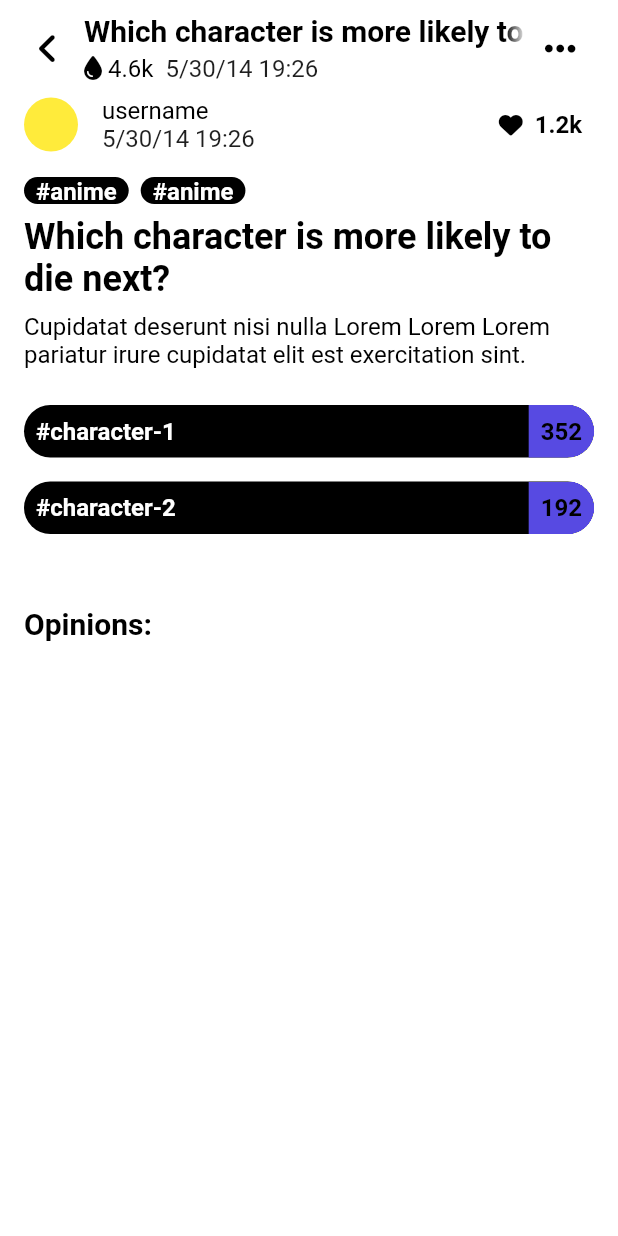
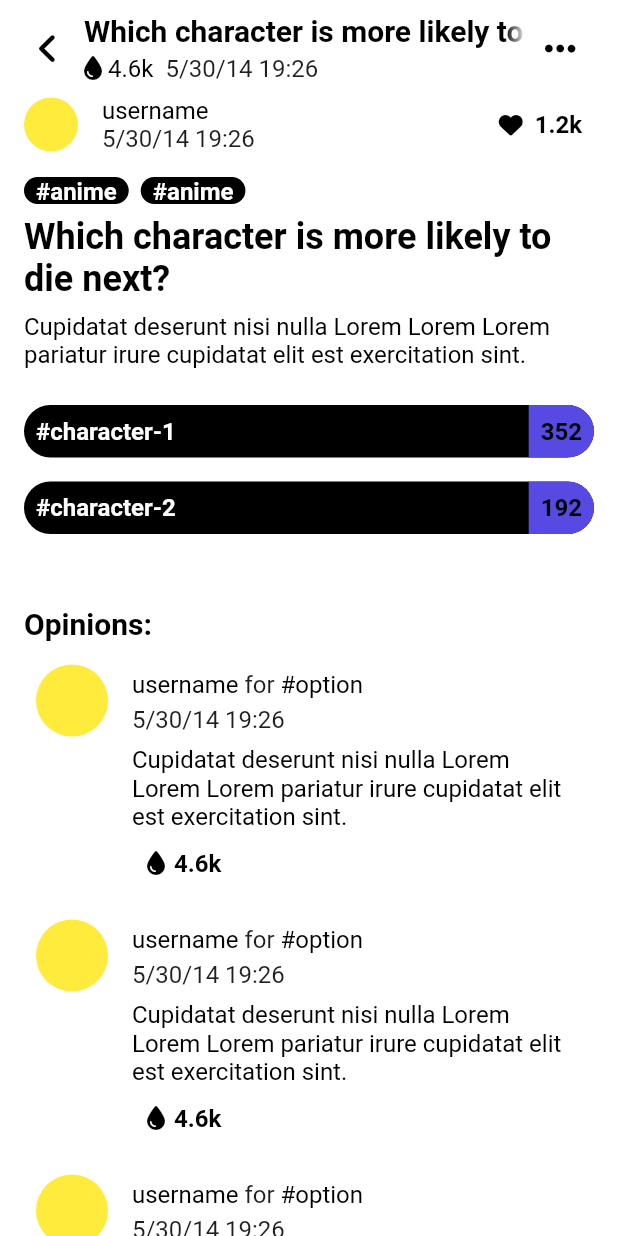
Before and after one commit to emresoysuren/chupp, a Flutter app: the PostPage screen opened directly, on a phone screen of 412 x 824 dp. Run offline on Flutter 3.47's test engine with Material 2 defaults, Android fonts, the phone set to English and light mode, and no system bars; our stand-ins replace firebase_core, font_awesome_flutter, google_fonts; accounts and stored records are empty; Roboto replaces fonts that are missing (Ubuntu).

Commit message:
created the user opinion widget

```diff
--- a/lib/pages/side/post.dart
+++ b/lib/pages/side/post.dart
@@ -5,6 +5,7 @@ import 'package:chupp/widgets/bars/custom/content_bar.dart';
 import 'package:chupp/widgets/buttons/single_plain_text_button.dart';
 import 'package:chupp/widgets/disable_scroll_behavior.dart';
 import 'package:chupp/widgets/posts/poll/poll.dart';
+import 'package:chupp/widgets/posts/user_opinion.dart';
 import 'package:chupp/widgets/tag_chip.dart';
 import 'package:flutter/material.dart';
 import 'package:font_awesome_flutter/font_awesome_flutter.dart';
@@ -104,7 +105,12 @@ class PostPage extends StatelessWidget {
                         Texts.postOpinionsTitle,
                         style: Styles.title3,
                       ),
-                      for (int i = 0; i < 6; i++) const SizedBox(),
+                      const SizedBox(height: 8),
+                      for (int i = 0; i < 6; i++)
+                        const Padding(
+                          padding: EdgeInsets.all(8),
+                          child: UserOpinion(),
+                        ),
                     ],
                   ),
                 ),
--- /dev/null
+++ b/lib/widgets/posts/user_opinion.dart
@@ -0,0 +1,64 @@
+import 'package:chupp/config/styles.dart';
+import 'package:chupp/widgets/buttons/single_plain_text_button.dart';
+import 'package:flutter/material.dart';
+import 'package:font_awesome_flutter/font_awesome_flutter.dart';
+
+class UserOpinion extends StatelessWidget {
+  const UserOpinion({super.key});
+
+  @override
+  Widget build(BuildContext context) {
+    return Row(
+      crossAxisAlignment: CrossAxisAlignment.start,
+      children: [
+        Container(
+          height: 48,
+          width: 48,
+          decoration: const BoxDecoration(
+            color: Colors.yellow,
+            shape: BoxShape.circle,
+          ),
+        ),
+        const SizedBox(width: 16),
+        Expanded(
+          child: Padding(
+            padding: const EdgeInsets.symmetric(vertical: 4),
+            child: Column(
+              crossAxisAlignment: CrossAxisAlignment.start,
+              children: [
+                RichText(
+                  text: TextSpan(
+                    style: Styles.text,
+                    children: [
+                      const TextSpan(text: "username"),
+                      TextSpan(text: " for ", style: Styles.subText),
+                      const TextSpan(text: "#option"),
+                    ],
+                  ),
+                ),
+                const SizedBox(height: 4),
+                Text(
+                  "5/30/14 19:26",
+                  style: Styles.subText,
+                ),
+                const SizedBox(height: 8),
+                Text(
+                  "Cupidatat deserunt nisi nulla Lorem Lorem Lorem pariatur irure cupidatat elit est exercitation sint.",
+                  style: Styles.text,
+                ),
+                const SizedBox(height: 4),
+                SinglePlainTextButton(
+                  icon: const FaIcon(FontAwesomeIcons.droplet).icon,
+                  iconSize: 16,
+                  label: "4.6k",
+                  gap: 4,
+                  onPressed: () {},
+                ),
+              ],
+            ),
+          ),
+        )
+      ],
+    );
+  }
+}
```
